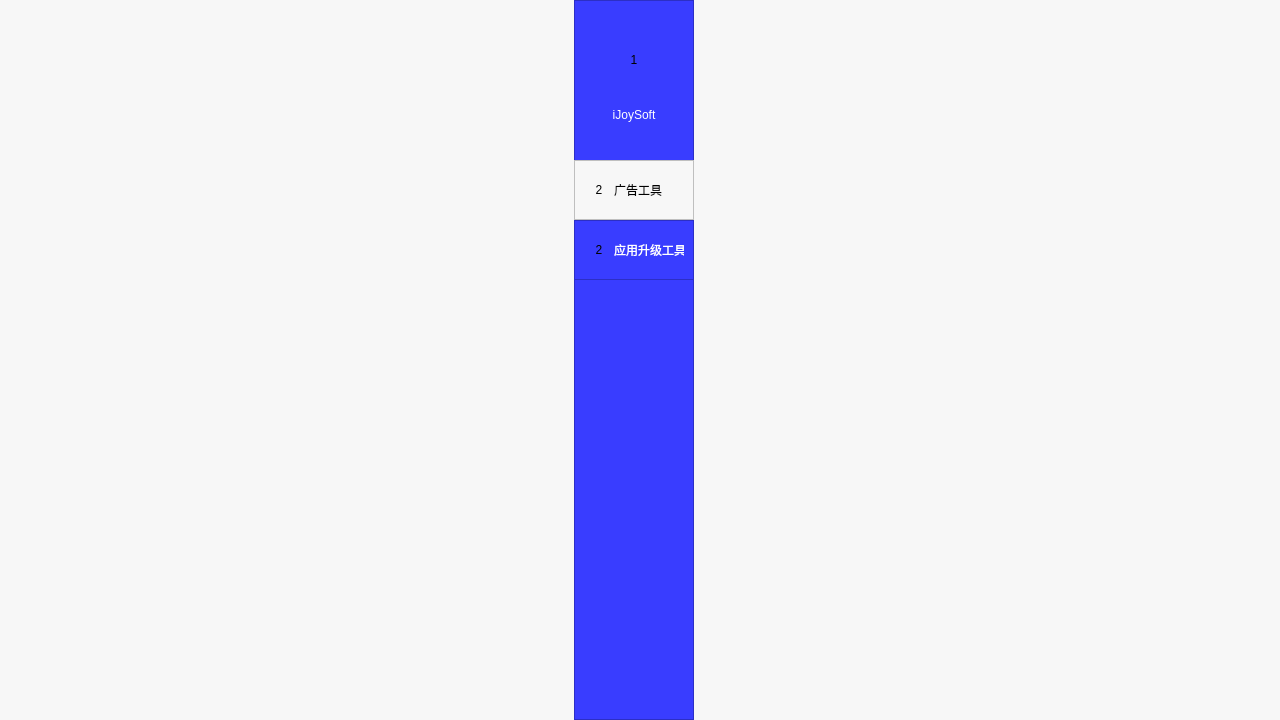
First picture: the form in gui/main/main_window_ui.ui, repository WanKaKa/IjsGiftWall, before the edit.
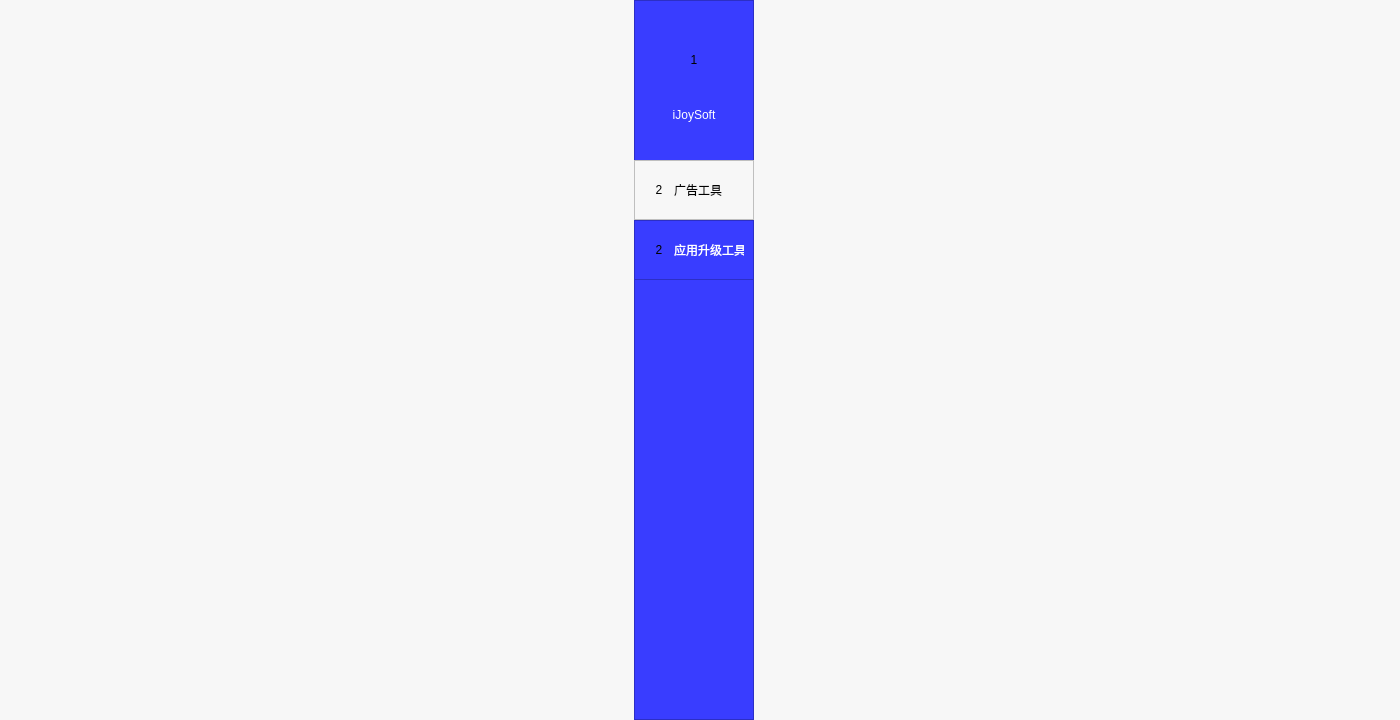
Second picture: the form after the edit.

```diff
--- a/gui/main/main_window_ui.ui
+++ b/gui/main/main_window_ui.ui
@@ -6,7 +6,7 @@
    <rect>
     <x>0</x>
     <y>0</y>
-    <width>1280</width>
+    <width>1400</width>
     <height>720</height>
    </rect>
   </property>
```
